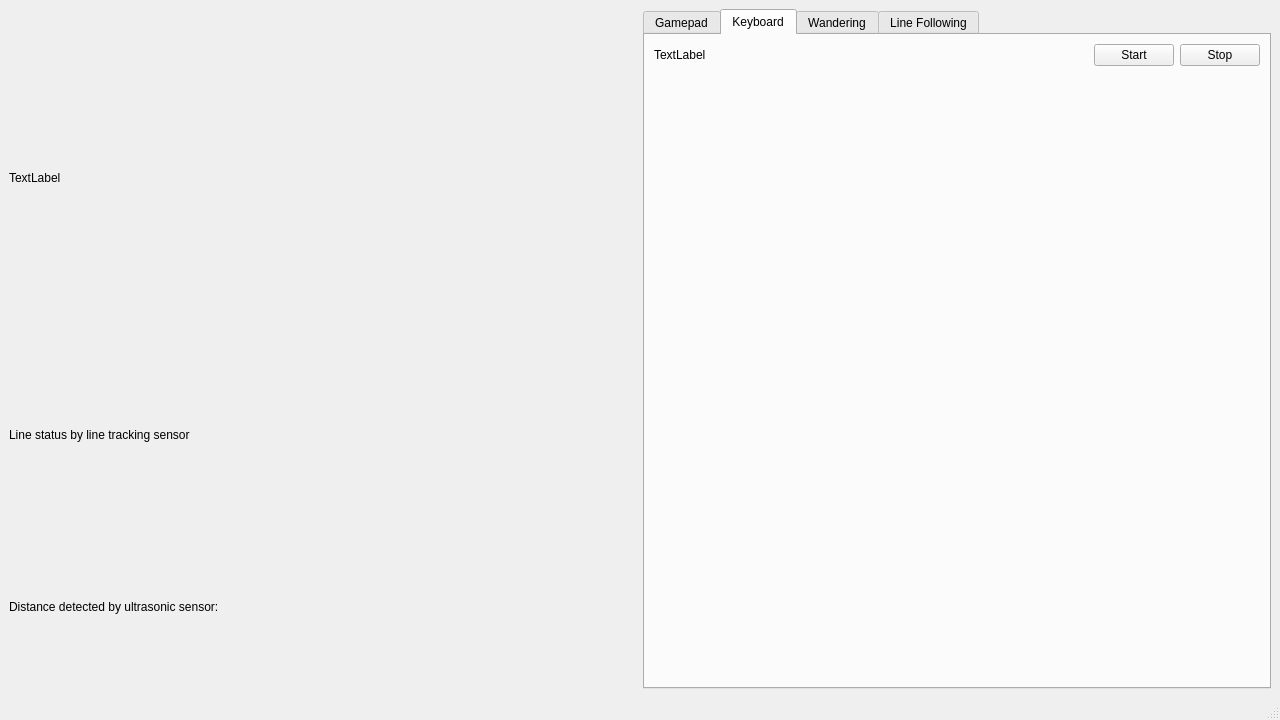
xonder05/ROS2_For_Adeept_AWR, file src/controllers/controllers/user_interface/ui.ui: the form before one commit.
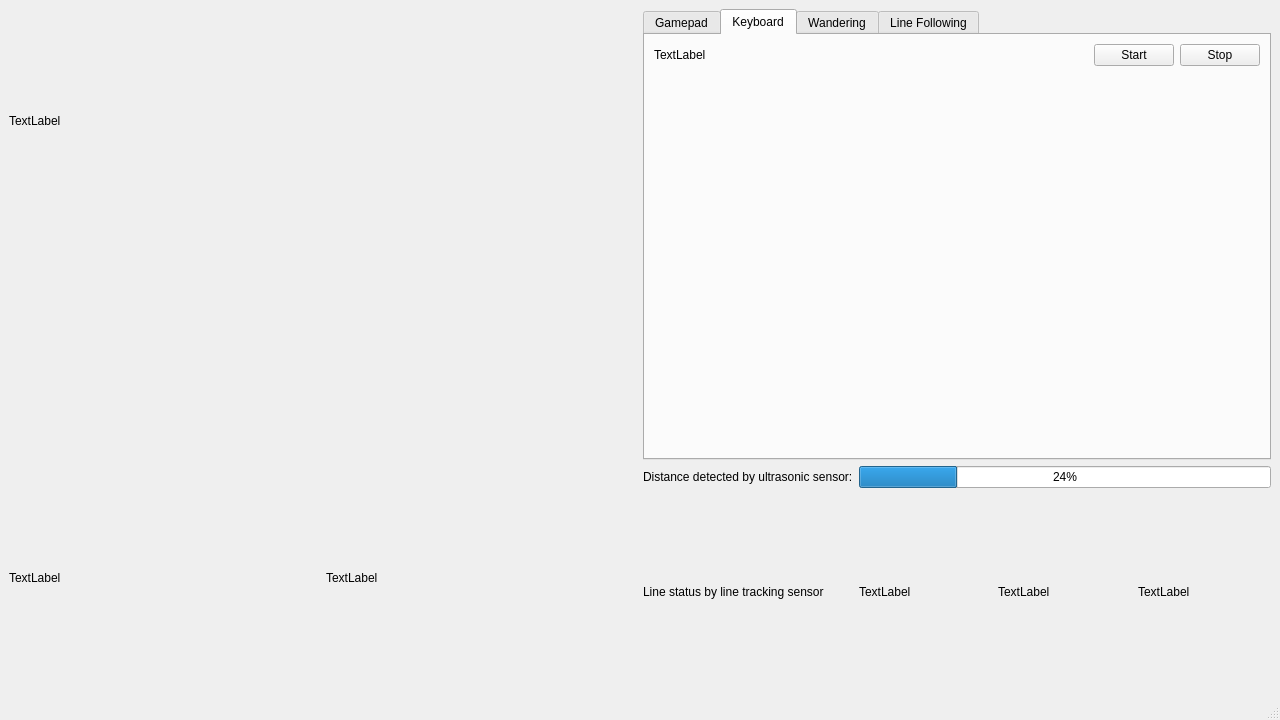
The form after the commit. The open tabs and pages were chosen to show the change.

Commit message: Add: ultrasonic and line tracking visualization

The edit to the form file:
```diff
--- a/src/controllers/controllers/user_interface/ui.ui
+++ b/src/controllers/controllers/user_interface/ui.ui
@@ -18,34 +18,6 @@
     <enum>Qt::LeftToRight</enum>
    </property>
    <layout class="QGridLayout" name="gridLayout" columnstretch="1,1">
-    <item row="1" column="0">
-     <layout class="QVBoxLayout" name="verticalLayout">
-      <item>
-       <widget class="QLabel" name="line_tracking_label">
-        <property name="text">
-         <string>Line status by line tracking sensor</string>
-        </property>
-       </widget>
-      </item>
-      <item>
-       <widget class="QLabel" name="ultrasonic_label">
-        <property name="text">
-         <string>Distance detected by ultrasonic sensor:</string>
-        </property>
-       </widget>
-      </item>
-     </layout>
-    </item>
-    <item row="0" column="0">
-     <widget class="QLabel" name="video_stream_label">
-      <property name="text">
-       <string>TextLabel</string>
-      </property>
-      <property name="scaledContents">
-       <bool>true</bool>
-      </property>
-     </widget>
-    </item>
     <item row="0" column="1" rowspan="2">
      <widget class="QTabWidget" name="tabWidget">
       <property name="currentIndex">
@@ -297,6 +269,96 @@
       </widget>
      </widget>
     </item>
+    <item row="0" column="0">
+     <widget class="QLabel" name="video_stream_label">
+      <property name="text">
+       <string>TextLabel</string>
+      </property>
+      <property name="scaledContents">
+       <bool>true</bool>
+      </property>
+     </widget>
+    </item>
+    <item row="2" column="1">
+     <layout class="QGridLayout" name="senzor_status_grid">
+      <item row="2" column="1">
+       <layout class="QHBoxLayout" name="line_tracking_visualization_grid">
+        <item>
+         <widget class="QLabel" name="line_tracking_left_label">
+          <property name="text">
+           <string>TextLabel</string>
+          </property>
+         </widget>
+        </item>
+        <item>
+         <widget class="QLabel" name="line_tracking_middle_label">
+          <property name="text">
+           <string>TextLabel</string>
+          </property>
+         </widget>
+        </item>
+        <item>
+         <widget class="QLabel" name="line_tracking_right_label">
+          <property name="text">
+           <string>TextLabel</string>
+          </property>
+         </widget>
+        </item>
+       </layout>
+      </item>
+      <item row="1" column="0">
+       <widget class="QLabel" name="ultrasonic_label">
+        <property name="sizePolicy">
+         <sizepolicy hsizetype="Preferred" vsizetype="Preferred">
+          <horstretch>0</horstretch>
+          <verstretch>0</verstretch>
+         </sizepolicy>
+        </property>
+        <property name="text">
+         <string>Distance detected by ultrasonic sensor:</string>
+        </property>
+       </widget>
+      </item>
+      <item row="2" column="0">
+       <widget class="QLabel" name="line_tracking_label">
+        <property name="sizePolicy">
+         <sizepolicy hsizetype="Preferred" vsizetype="Preferred">
+          <horstretch>0</horstretch>
+          <verstretch>0</verstretch>
+         </sizepolicy>
+        </property>
+        <property name="text">
+         <string>Line status by line tracking sensor</string>
+        </property>
+       </widget>
+      </item>
+      <item row="1" column="1">
+       <widget class="QProgressBar" name="ultrasonic_distance_indicator">
+        <property name="value">
+         <number>24</number>
+        </property>
+       </widget>
+      </item>
+     </layout>
+    </item>
+    <item row="2" column="0">
+     <layout class="QGridLayout" name="voice_grid">
+      <item row="0" column="0">
+       <widget class="QLabel" name="label">
+        <property name="text">
+         <string>TextLabel</string>
+        </property>
+       </widget>
+      </item>
+      <item row="0" column="1">
+       <widget class="QLabel" name="label_2">
+        <property name="text">
+         <string>TextLabel</string>
+        </property>
+       </widget>
+      </item>
+     </layout>
+    </item>
    </layout>
   </widget>
   <widget class="QStatusBar" name="statusbar"/>
```
Left out of the diff: 54 changed lines with no effect on the pictures. The commit also changes 1 other file.
